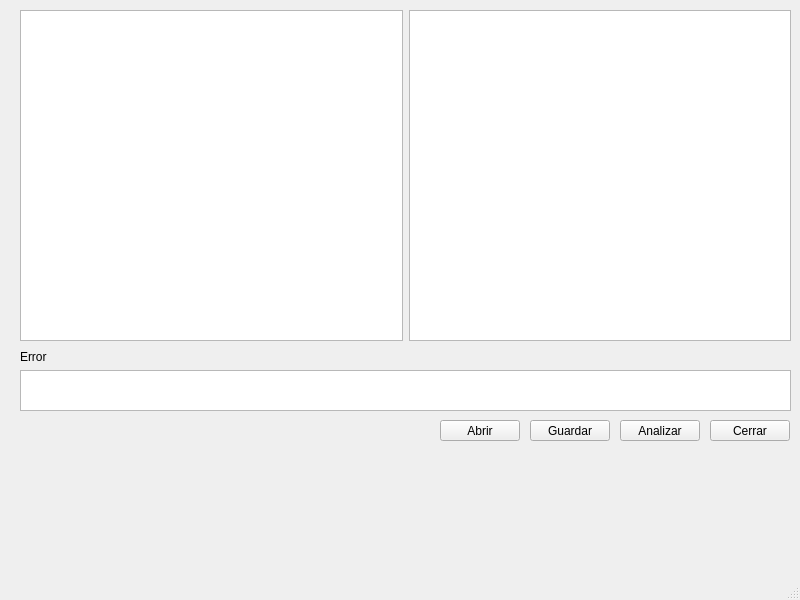
The window that mainwindow.ui (Evineit/Lexical-Analyzer) describes before a commit, drawn with Qt 5.
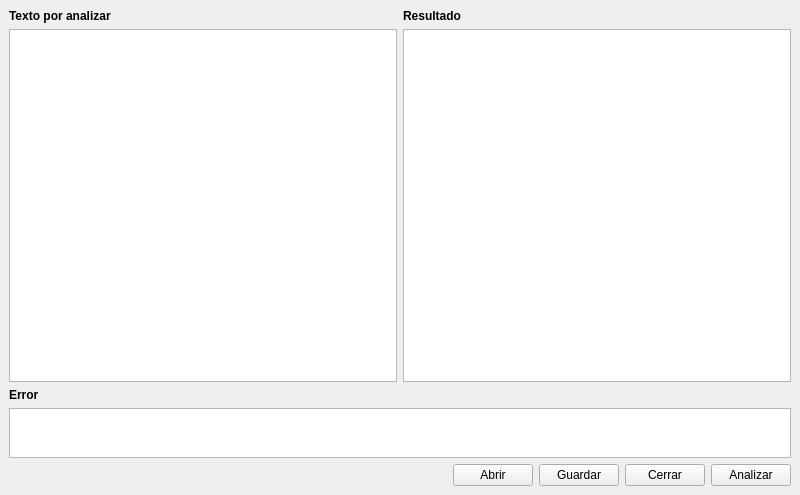
The same window after the commit.

Commit message: Add: tab separator, and save file button logic

What changed in the file:
```diff
--- a/mainwindow.ui
+++ b/mainwindow.ui
@@ -7,112 +7,163 @@
     <x>0</x>
     <y>0</y>
     <width>800</width>
-    <height>600</height>
+    <height>495</height>
    </rect>
   </property>
   <property name="minimumSize">
    <size>
     <width>800</width>
-    <height>500</height>
+    <height>495</height>
    </size>
   </property>
   <property name="windowTitle">
    <string>MainWindow</string>
   </property>
   <widget class="QWidget" name="centralwidget">
-   <widget class="QPushButton" name="pushButton">
-    <property name="geometry">
-     <rect>
-      <x>440</x>
-      <y>420</y>
-      <width>80</width>
-      <height>21</height>
-     </rect>
+   <layout class="QVBoxLayout" name="verticalLayout" stretch="1,0,1,0">
+    <property name="sizeConstraint">
+     <enum>QLayout::SetNoConstraint</enum>
     </property>
-    <property name="text">
-     <string>Abrir</string>
-    </property>
-   </widget>
-   <widget class="QPushButton" name="pushButton_2">
-    <property name="geometry">
-     <rect>
-      <x>530</x>
-      <y>420</y>
-      <width>80</width>
-      <height>21</height>
-     </rect>
-    </property>
-    <property name="text">
-     <string>Guardar</string>
-    </property>
-   </widget>
-   <widget class="QPushButton" name="analizarButton">
-    <property name="geometry">
-     <rect>
-      <x>620</x>
-      <y>420</y>
-      <width>80</width>
-      <height>21</height>
-     </rect>
-    </property>
-    <property name="text">
-     <string>Analizar</string>
-    </property>
-   </widget>
-   <widget class="QPushButton" name="pushButton_4">
-    <property name="geometry">
-     <rect>
-      <x>710</x>
-      <y>420</y>
-      <width>80</width>
-      <height>21</height>
-     </rect>
-    </property>
-    <property name="text">
-     <string>Cerrar</string>
-    </property>
-   </widget>
-   <widget class="QWidget" name="horizontalLayoutWidget">
-    <property name="geometry">
-     <rect>
-      <x>20</x>
-      <y>10</y>
-      <width>771</width>
-      <height>331</height>
-     </rect>
-    </property>
-    <layout class="QHBoxLayout" name="horizontalLayout" stretch="1,1">
-     <item>
-      <widget class="QTextEdit" name="textEdit"/>
-     </item>
-     <item>
-      <widget class="QTextEdit" name="textEdit_2"/>
-     </item>
-    </layout>
-   </widget>
-   <widget class="QTextEdit" name="textEdit_3">
-    <property name="geometry">
-     <rect>
-      <x>20</x>
-      <y>370</y>
-      <width>771</width>
-      <height>41</height>
-     </rect>
-    </property>
-   </widget>
-   <widget class="QLabel" name="label">
-    <property name="geometry">
-     <rect>
-      <x>20</x>
-      <y>350</y>
-      <width>47</width>
-      <height>13</height>
-     </rect>
-    </property>
-    <property name="text">
-     <string>Error</string>
-    </property>
-   </widget>
+    <item>
+     <layout class="QGridLayout" name="gridLayout">
+      <property name="sizeConstraint">
+       <enum>QLayout::SetNoConstraint</enum>
+      </property>
+      <item row="1" column="1">
+       <widget class="QTextEdit" name="textEdit_2">
+        <property name="sizeIncrement">
+         <size>
+          <width>100</width>
+          <height>0</height>
+         </size>
+        </property>
+       </widget>
+      </item>
+      <item row="1" column="0">
+       <widget class="QTextEdit" name="textEdit">
+        <property name="sizePolicy">
+         <sizepolicy hsizetype="Expanding" vsizetype="Expanding">
+          <horstretch>0</horstretch>
+          <verstretch>0</verstretch>
+         </sizepolicy>
+        </property>
+       </widget>
+      </item>
+      <item row="0" column="0">
+       <widget class="QLabel" name="label_2">
+        <property name="font">
+         <font>
+          <weight>75</weight>
+          <bold>true</bold>
+         </font>
+        </property>
+        <property name="text">
+         <string>Texto por analizar</string>
+        </property>
+       </widget>
+      </item>
+      <item row="0" column="1">
+       <widget class="QLabel" name="label_3">
+        <property name="font">
+         <font>
+          <weight>75</weight>
+          <bold>true</bold>
+         </font>
+        </property>
+        <property name="text">
+         <string>Resultado</string>
+        </property>
+       </widget>
+      </item>
+     </layout>
+    </item>
+    <item>
+     <widget class="QLabel" name="label">
+      <property name="font">
+       <font>
+        <weight>75</weight>
+        <bold>true</bold>
+       </font>
+      </property>
+      <property name="text">
+       <string>Error</string>
+      </property>
+     </widget>
+    </item>
+    <item>
+     <widget class="QTextEdit" name="textEdit_3">
+      <property name="sizePolicy">
+       <sizepolicy hsizetype="Expanding" vsizetype="Preferred">
+        <horstretch>0</horstretch>
+        <verstretch>0</verstretch>
+       </sizepolicy>
+      </property>
+      <property name="minimumSize">
+       <size>
+        <width>10</width>
+        <height>20</height>
+       </size>
+      </property>
+      <property name="maximumSize">
+       <size>
+        <width>16777215</width>
+        <height>50</height>
+       </size>
+      </property>
+      <property name="baseSize">
+       <size>
+        <width>200</width>
+        <height>24</height>
+       </size>
+      </property>
+     </widget>
+    </item>
+    <item>
+     <layout class="QHBoxLayout" name="horizontalLayout_3">
+      <item>
+       <spacer name="horizontalSpacer">
+        <property name="orientation">
+         <enum>Qt::Horizontal</enum>
+        </property>
+        <property name="sizeHint" stdset="0">
+         <size>
+          <width>40</width>
+          <height>20</height>
+         </size>
+        </property>
+       </spacer>
+      </item>
+      <item>
+       <widget class="QPushButton" name="pushButton">
+        <property name="text">
+         <string>Abrir</string>
+        </property>
+       </widget>
+      </item>
+      <item>
+       <widget class="QPushButton" name="pushButton_2">
+        <property name="text">
+         <string>Guardar</string>
+        </property>
+       </widget>
+      </item>
+      <item>
+       <widget class="QPushButton" name="pushButton_4">
+        <property name="text">
+         <string>Cerrar</string>
+        </property>
+       </widget>
+      </item>
+      <item>
+       <widget class="QPushButton" name="analizarButton">
+        <property name="text">
+         <string>Analizar</string>
+        </property>
+       </widget>
+      </item>
+     </layout>
+    </item>
+   </layout>
   </widget>
   <widget class="QMenuBar" name="menubar">
    <property name="geometry">
@@ -124,7 +175,6 @@
     </rect>
    </property>
   </widget>
-  <widget class="QStatusBar" name="statusbar"/>
  </widget>
  <resources/>
  <connections/>
```
The commit also changes 4 other files.
